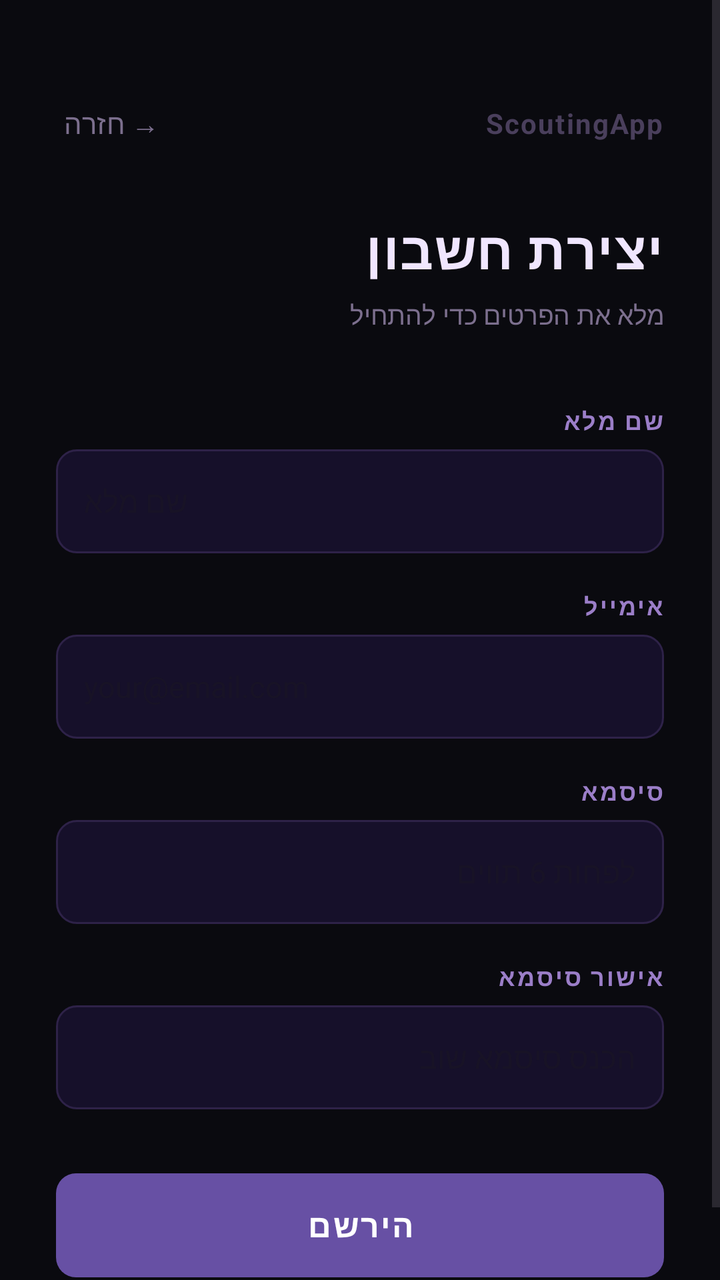
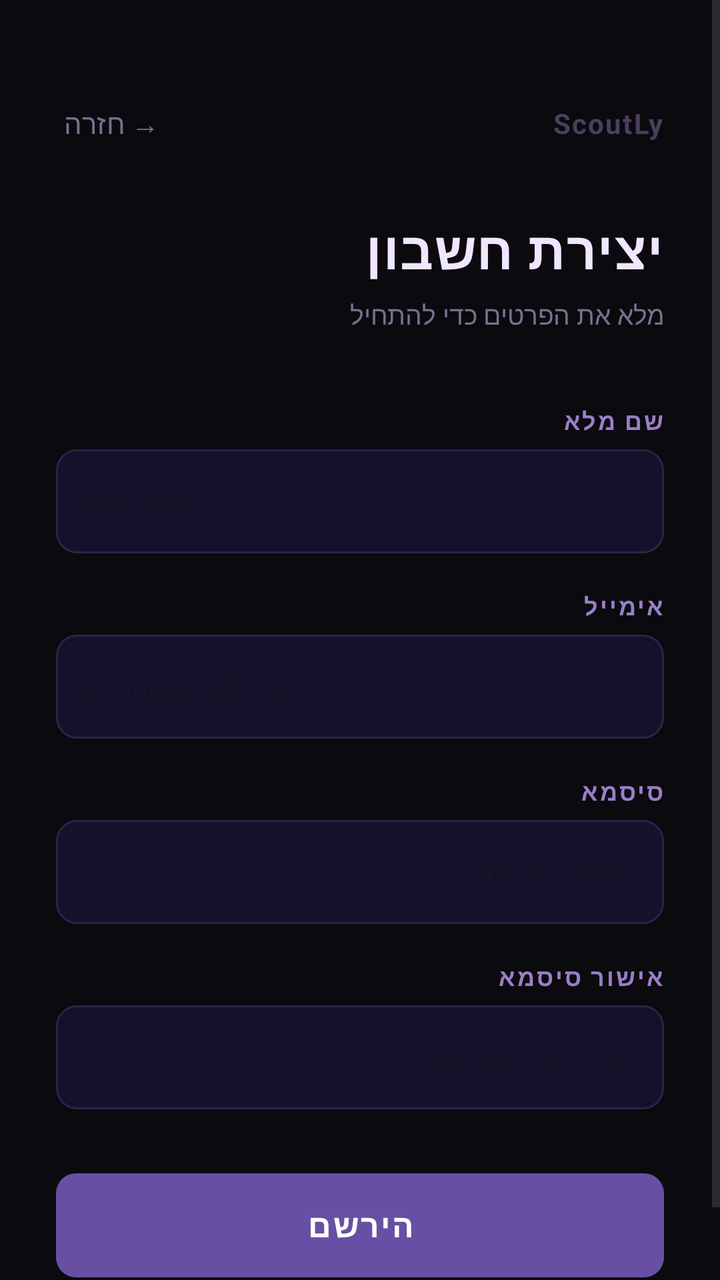

Before-and-after screenshots of an Android layout around one commit, followed by the original layout XML and the change that was made.
<!-- AndroidManifest.xml: application theme Theme.MainApp -->
<!-- res/layout/activity_signup_screen.xml -->
<?xml version="1.0" encoding="utf-8"?>
<ScrollView xmlns:android="http://schemas.android.com/apk/res/android"
    android:layout_width="match_parent"
    android:layout_height="match_parent"
    android:background="#0A0A0F"
    android:fillViewport="true">

    <LinearLayout
        android:layout_width="match_parent"
        android:layout_height="wrap_content"
        android:orientation="vertical"
        android:gravity="center_horizontal"
        android:paddingStart="28dp"
        android:paddingEnd="28dp"
        android:paddingTop="48dp"
        android:paddingBottom="40dp">

        
        <LinearLayout
            android:layout_width="match_parent"
            android:layout_height="wrap_content"
            android:orientation="horizontal"
            android:gravity="center_vertical"
            android:layout_marginBottom="32dp">

            <TextView
                android:id="@+id/tvLoginLink"
                android:layout_width="wrap_content"
                android:layout_height="wrap_content"
                android:text="→ חזרה"
                android:textColor="#7C6F8E"
                android:textSize="14sp"
                android:clickable="true"
                android:focusable="true"
                android:padding="4dp" />

            <View android:layout_width="0dp" android:layout_height="0dp" android:layout_weight="1" />

            <TextView
                android:layout_width="wrap_content"
                android:layout_height="wrap_content"
                android:text="ScoutingApp"
                android:textSize="14sp"
                android:textStyle="bold"
                android:textColor="#4A3F5C"
                android:letterSpacing="0.05" />
        </LinearLayout>

        
        <TextView
            android:layout_width="match_parent"
            android:layout_height="wrap_content"
            android:text="יצירת חשבון"
            android:textSize="26sp"
            android:textStyle="bold"
            android:textColor="#F0E6FF"
            android:letterSpacing="0.02"
            android:layout_marginBottom="6dp" />

        <TextView
            android:layout_width="match_parent"
            android:layout_height="wrap_content"
            android:text="מלא את הפרטים כדי להתחיל"
            android:textSize="13sp"
            android:textColor="#7C6F8E"
            android:layout_marginBottom="36dp" />

        
        <TextView
            android:layout_width="match_parent"
            android:layout_height="wrap_content"
            android:text="שם מלא"
            android:textSize="12sp"
            android:textColor="#9B7EC8"
            android:textStyle="bold"
            android:letterSpacing="0.08"
            android:layout_marginBottom="6dp" />

        <EditText
            android:id="@+id/etFullName"
            android:layout_width="match_parent"
            android:layout_height="52dp"
            android:layout_marginBottom="18dp"
            android:hint="שם מלא"
            android:textColor="#F0E6FF"
            android:textSize="15sp"
            android:inputType="text"
            android:padding="14dp"
            android:background="@drawable/input_bg_dark"
            android:textDirection="rtl"
            android:textAlignment="textEnd" />

        
        <TextView
            android:layout_width="match_parent"
            android:layout_height="wrap_content"
            android:text="אימייל"
            android:textSize="12sp"
            android:textColor="#9B7EC8"
            android:textStyle="bold"
            android:letterSpacing="0.08"
            android:layout_marginBottom="6dp" />

        <EditText
            android:id="@+id/etEmail"
            android:layout_width="match_parent"
            android:layout_height="52dp"
            android:layout_marginBottom="18dp"
            android:hint="your@email.com"
            android:textColor="#F0E6FF"
            android:textSize="15sp"
            android:inputType="textEmailAddress"
            android:padding="14dp"
            android:background="@drawable/input_bg_dark"
            android:textDirection="ltr"
            android:textAlignment="textStart" />

        
        <TextView
            android:layout_width="match_parent"
            android:layout_height="wrap_content"
            android:text="סיסמא"
            android:textSize="12sp"
            android:textColor="#9B7EC8"
            android:textStyle="bold"
            android:letterSpacing="0.08"
            android:layout_marginBottom="6dp" />

        <EditText
            android:id="@+id/etPassword"
            android:layout_width="match_parent"
            android:layout_height="52dp"
            android:layout_marginBottom="18dp"
            android:hint="לפחות 6 תווים"
            android:textColor="#F0E6FF"
            android:textSize="15sp"
            android:inputType="textPassword"
            android:padding="14dp"
            android:background="@drawable/input_bg_dark"
            android:textDirection="rtl"
            android:textAlignment="textEnd" />

        
        <TextView
            android:layout_width="match_parent"
            android:layout_height="wrap_content"
            android:text="אישור סיסמא"
            android:textSize="12sp"
            android:textColor="#9B7EC8"
            android:textStyle="bold"
            android:letterSpacing="0.08"
            android:layout_marginBottom="6dp" />

        <EditText
            android:id="@+id/etConfirmPassword"
            android:layout_width="match_parent"
            android:layout_height="52dp"
            android:layout_marginBottom="32dp"
            android:hint="הכנס סיסמא שוב"
            android:textColor="#F0E6FF"
            android:textSize="15sp"
            android:inputType="textPassword"
            android:padding="14dp"
            android:background="@drawable/input_bg_dark"
            android:textDirection="rtl"
            android:textAlignment="textEnd" />

        
        <Button
            android:id="@+id/btnSignup"
            android:layout_width="match_parent"
            android:layout_height="52dp"
            android:text="הירשם"
            android:textSize="16sp"
            android:textStyle="bold"
            android:textColor="#FFFFFF"
            android:letterSpacing="0.05"
            android:background="@drawable/btn_primary"
            android:stateListAnimator="@null" />

    </LinearLayout>
</ScrollView>
<!-- resources referenced by this layout -->
<resources>
  <!-- drawable btn_primary (drawable) -->
  <?xml version="1.0" encoding="utf-8"?>
  <shape xmlns:android="http://schemas.android.com/apk/res/android"
      android:shape="rectangle">
      <gradient
          android:startColor="#7C3AED"
          android:endColor="#9D00FF"
          android:angle="135"
          android:type="linear" />
      <corners android:radius="10dp" />
  </shape>
  <!-- drawable input_bg_dark (drawable) -->
  <?xml version="1.0" encoding="utf-8"?>
  <shape xmlns:android="http://schemas.android.com/apk/res/android"
      android:shape="rectangle">
      <solid android:color="#16102A" />
      <stroke
          android:width="1dp"
          android:color="#2E2248" />
      <corners android:radius="10dp" />
  </shape>
  <style name="Theme.MainApp" parent="Base.Theme.MainApp" />
  <style name="Base.Theme.MainApp" parent="Theme.Material3.DayNight.NoActionBar">
          
          
      </style>
</resources>

<!-- the commit's change to res/layout/activity_signup_screen.xml (unified diff, before → after) -->
@@ -39,7 +39,7 @@
             <TextView
                 android:layout_width="wrap_content"
                 android:layout_height="wrap_content"
-                android:text="ScoutingApp"
+                android:text="ScoutLy"
                 android:textSize="14sp"
                 android:textStyle="bold"
                 android:textColor="#4A3F5C"
